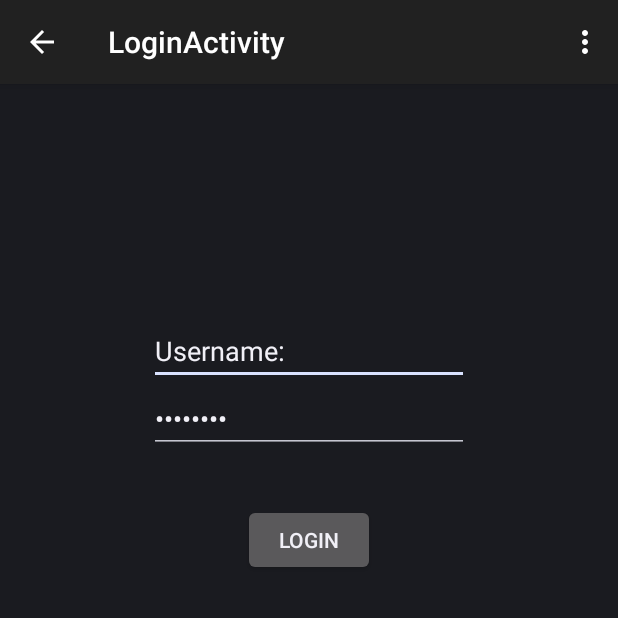
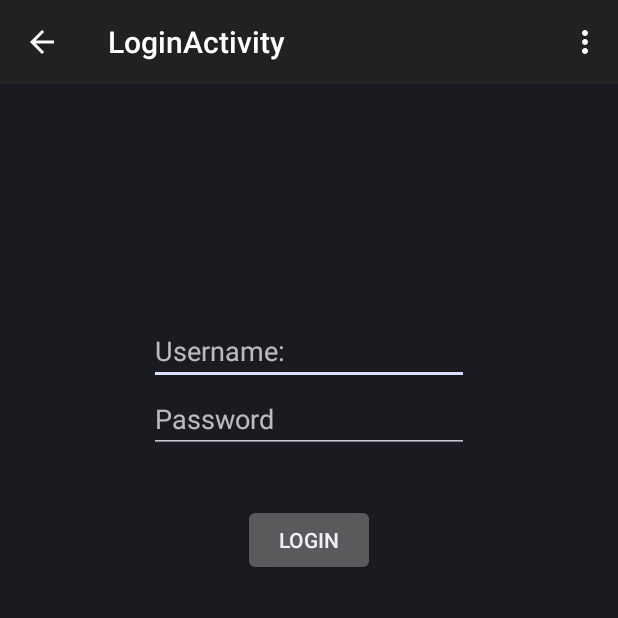
Before and after one commit to jiahaok/SuggestApp, an Android app: the LoginActivity screen opened directly, with no data from a screen before it, on a phone screen of 412 x 824 dp, the top half of it. Run offline under Robolectric (Android 15) with nearby library versions, the phone set to English and light mode, and no system bars.

Commit message:
bug fix #60
login textView should have hint instead of text

```diff
--- a/SuggestApp/app/src/main/res/layout/activity_login.xml
+++ b/SuggestApp/app/src/main/res/layout/activity_login.xml
@@ -17,7 +17,7 @@
         android:layout_width="wrap_content"
         android:layout_height="wrap_content"
         android:inputType="textPersonName"
-        android:text="Username:"
+        android:hint="Username:"
         android:ems="10"
         android:id="@+id/username"
         android:layout_below="@+id/status"
@@ -32,7 +32,7 @@
         android:id="@+id/password"
         android:layout_below="@+id/username"
         android:layout_centerHorizontal="true"
-        android:text="Password" />
+        android:hint="Password" />
 
     <Button
         android:layout_width="wrap_content"
```
Also changed, not shown: 1 other file.
